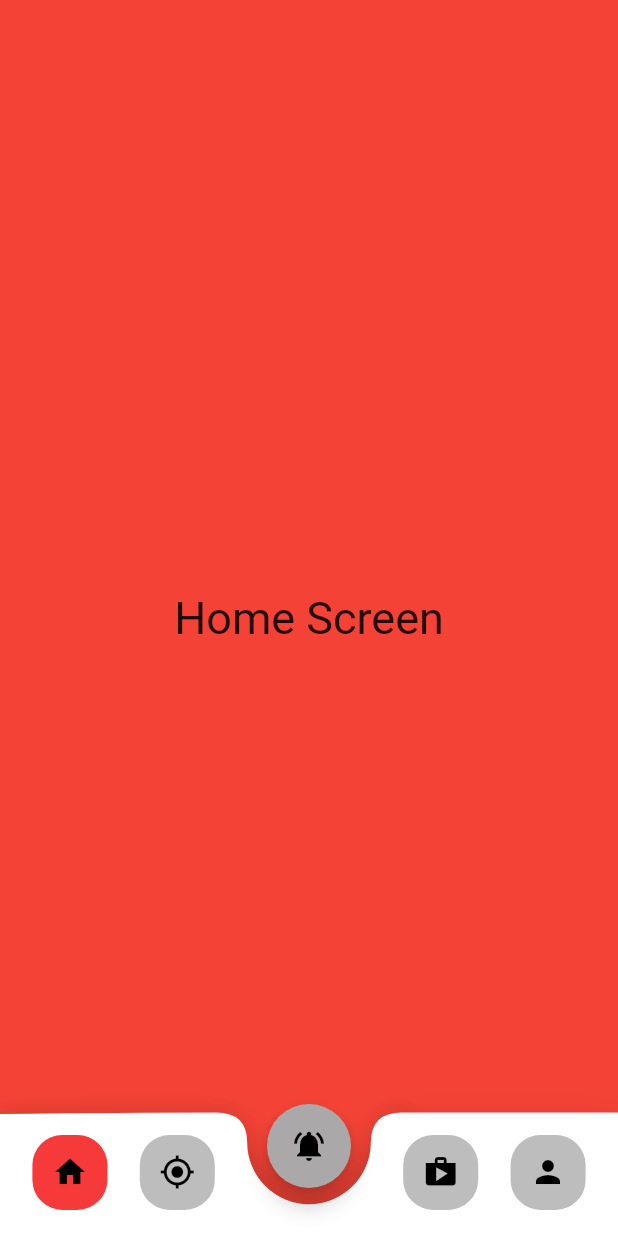
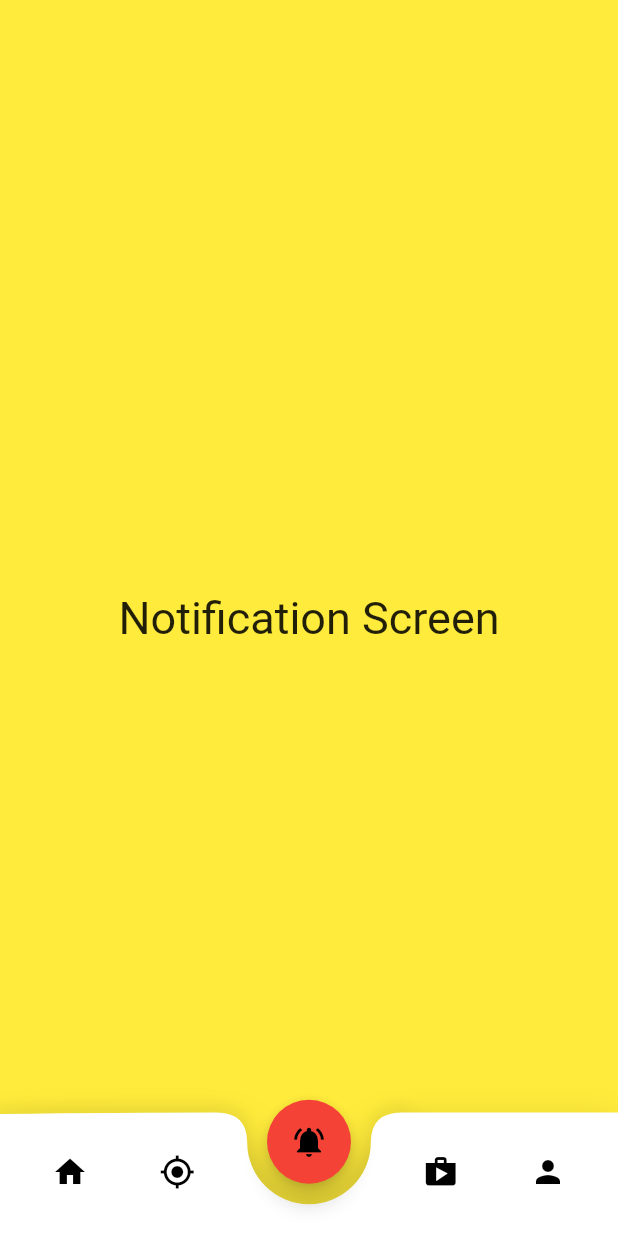
Before and after one commit to ahmednasser74/curved_bottom_navigatiom_an, a Flutter app: the screen it shows after launch, on a phone screen of 412 x 824 dp. Run offline on Flutter 3.47's test engine with Material 2 defaults, Android fonts, the phone set to English and light mode, and no system bars.

Commit message:
solve init index issue when rebuild screen and

```diff
--- a/lib/curved_bottom_navigation.dart
+++ b/lib/curved_bottom_navigation.dart
@@ -11,9 +11,9 @@ class CurvedBottomNavigationAN extends StatefulWidget {
       curvedButtonSelectedColor,
       backgroundColor;
   final void Function(int index) currentIndex;
-  final double buttonRadius, buttonWidth, buttonHeight, elevation;
+  final double buttonRadius, buttonWidth, buttonHeight, elevation, heightFactor;
   int initIndex;
-
+  //a7a
   CurvedBottomNavigationAN({
     Key? key,
     required this.screenItems,
@@ -29,13 +29,17 @@ class CurvedBottomNavigationAN extends StatefulWidget {
     this.buttonWidth = 50,
     this.buttonHeight = 50,
     this.elevation = 0,
+    this.heightFactor = .7,
   }) : super(key: key);
 
   @override
-  State<CurvedBottomNavigationAN> createState() => _CurvedBottomNavigationANState();
+  State<CurvedBottomNavigationAN> createState() =>
+      _CurvedBottomNavigationANState();
 }
 
 class _CurvedBottomNavigationANState extends State<CurvedBottomNavigationAN> {
+  late int currentIndex;
+
   Widget selectedScreen(int currentIndex) {
     final screen = Scaffold(body: widget.screenItems.elementAt(currentIndex));
     return screen;
@@ -43,12 +47,13 @@ class _CurvedBottomNavigationANState extends State<CurvedBottomNavigationAN> {
 
   void changeIndex(int index) {
     widget.initIndex = index;
+    currentIndex = index;
     widget.currentIndex(widget.initIndex);
     setState(() {});
   }
 
   Color changeColorOfSelectedIndex(int index) {
-    if (widget.initIndex == index) {
+    if (currentIndex == index) {
       return widget.selectedColor;
     } else {
       return widget.unSelectedColor;
@@ -58,11 +63,13 @@ class _CurvedBottomNavigationANState extends State<CurvedBottomNavigationAN> {
   @override
   void initState() {
     super.initState();
+    currentIndex = widget.initIndex;
     if (widget.screenItems.length.isOdd && widget.screenItems.length == 3 ||
         widget.screenItems.length == 5) {
     } else if (widget.screenItems.length != widget.buttonItems.length) {
       throw Exception('screenList.length must equal buttonWidgetList.length');
-    } else if (widget.screenItems.length != 3 || widget.screenItems.length != 5) {
+    } else if (widget.screenItems.length != 3 ||
+        widget.screenItems.length != 5) {
       throw Exception('screenList.length must equal 3 or 5');
     } else if (widget.buttonItems.length != 3 ||
         widget.buttonItems.length != 5) {
@@ -75,14 +82,13 @@ class _CurvedBottomNavigationANState extends State<CurvedBottomNavigationAN> {
   @override
   Widget build(BuildContext context) {
     final lengthIsFive = widget.screenItems.length == 5 ? true : false;
-    Size size = MediaQuery.of(context).size;
+    final size = MediaQuery.of(context).size;
     return Scaffold(
       body: Stack(
         children: [
-          selectedScreen(widget.initIndex),
+          selectedScreen(currentIndex),
           Positioned(
             bottom: 0,
-            left: 0,
             child: SizedBox(
               width: size.width,
               height: size.height * .10,
@@ -96,16 +102,29 @@ class _CurvedBottomNavigationANState extends State<CurvedBottomNavigationAN> {
                     ),
                   ),
                   Center(
-                    heightFactor: .8,
+                    heightFactor: widget.heightFactor,
                     child: FloatingActionButton(
                       backgroundColor: lengthIsFive
-                          ? widget.initIndex == 2
+                          ? currentIndex == 2
                               ? widget.curvedButtonSelectedColor
                               : widget.curvedButtonUnSelectedColor
-                          : widget.initIndex == 1
+                          : currentIndex == 1
                               ? widget.curvedButtonSelectedColor
                               : widget.curvedButtonUnSelectedColor,
                       onPressed: () => changeIndex(lengthIsFive ? 2 : 1),
+                      // onPressed: () => showDialog(
+                      //   context: context,
+                      //   builder: (context) => Dialog(
+                      //     backgroundColor: Colors.black12,
+                      //     child: Container(
+                      //       height: size.height * .60,
+                      //       width: size.width,
+                      //       alignment: Alignment.center,
+                      //       color: Colors.green,
+                      //       child: const Text('hey'),
+                      //     ),
+                      //   ),
+                      // ),
                       child: ClipRRect(
                         borderRadius: BorderRadius.circular(28),
                         child: Padding(
--- a/lib/main.dart
+++ b/lib/main.dart
@@ -18,6 +18,8 @@ class MyApp extends StatelessWidget {
     );
   }
 }
+//TODO: make curved button applicable for bottom sheet and dialogs not only
+//  as screen and make curved button customize from user
 
 class ExampleDemo extends StatefulWidget {
   const ExampleDemo({Key? key}) : super(key: key);
@@ -27,28 +29,26 @@ class ExampleDemo extends StatefulWidget {
 }
 
 class _ExampleDemoState extends State<ExampleDemo> {
-  int x = 0;
-  int initIndex = 0;
 
   @override
   Widget build(BuildContext context) {
     return Scaffold(
       body: CurvedBottomNavigationAN(
-        initIndex: initIndex,
+        initIndex: 2,
         backgroundColor: Colors.white,
         elevation: 4,
         buttonRadius: 20,
         selectedColor: const Color(0xfff63939),
-        // unSelectedColor: const Color(0xffffffff),
+        unSelectedColor: const Color(0xffffffff),
         // curvedButtonSelectedColor: const Color(0xff69ddfa),
         curvedButtonUnSelectedColor: const Color(0xffaaa8a8),
-        currentIndex: (index) => setState(() => initIndex = index),
+        currentIndex: (index) {},
         screenItems: const [
-          ExampleScreenOne(title: 'Home', color: Colors.red),
-          ExampleScreenOne(title: 'Map', color: Colors.orange),
-          ExampleScreenOne(title: 'Notification', color: Colors.yellow),
-          ExampleScreenOne(title: 'Store', color: Colors.green),
-          ExampleScreenOne(title: 'Profile', color: Colors.cyanAccent),
+          ScreenExample(title: 'Home', color: Colors.red),
+          ScreenExample(title: 'Map', color: Colors.orange),
+          ScreenExample(title: 'Notification', color: Colors.yellow),
+          ScreenExample(title: 'Store', color: Colors.green),
+          ScreenExample(title: 'Profile', color: Colors.cyanAccent),
         ],
         buttonItems: const [
           Icon(Icons.home),
@@ -62,11 +62,11 @@ class _ExampleDemoState extends State<ExampleDemo> {
   }
 }
 
-class ExampleScreenOne extends StatelessWidget {
+class ScreenExample extends StatelessWidget {
   final String title;
   final Color color;
 
-  const ExampleScreenOne({Key? key, required this.title, required this.color})
+  const ScreenExample({Key? key, required this.title, required this.color})
       : super(key: key);
 
   @override
@@ -74,14 +74,10 @@ class ExampleScreenOne extends StatelessWidget {
     return Container(
       padding: const EdgeInsets.all(20),
       color: color,
+      alignment: Alignment.center,
       width: double.infinity,
       height: double.infinity,
-      child: Column(
-        mainAxisAlignment: MainAxisAlignment.center,
-        children: [
-          Text(title + ' Screen', style: const TextStyle(fontSize: 30)),
-        ],
-      ),
+      child: Text(title + ' Screen', style: const TextStyle(fontSize: 30)),
     );
   }
 }
```
